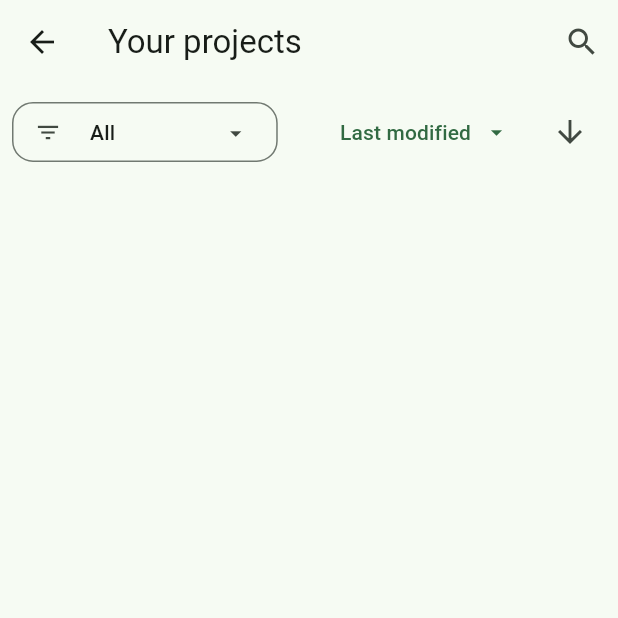
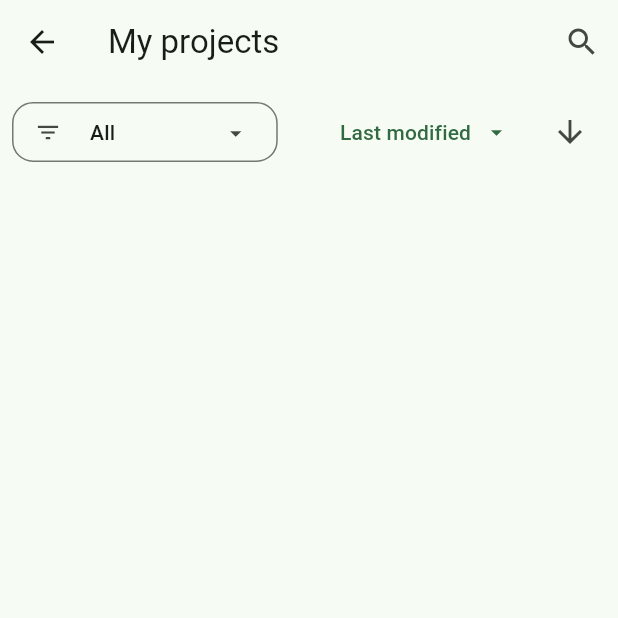
Before and after one commit to dawnj26/craftmate_client, a Flutter app: the UserProjectScreen screen opened directly, on a phone screen of 412 x 824 dp, the top half of it. Run offline on Flutter 3.47's test engine with Material 3 defaults, Android fonts, the phone set to English and light mode, and no system bars; our stand-ins replace bloc, bloc_concurrency, connectivity_plus, dio, dropdown_search, email_validator and 18 more; missing offline and left inert: flutter_quill, flutter_quill_extensions, flutter_web_auth_2; accounts and stored records are empty.

Commit message:
remove popup menu item info and rename to My Projects

```diff
--- a/lib/project_management/user_projects/view/screens/user_project_screen.dart
+++ b/lib/project_management/user_projects/view/screens/user_project_screen.dart
@@ -219,7 +219,7 @@ class UserProjectAppBar extends StatelessWidget implements PreferredSizeWidget {
         switch (state) {
           case s.Initial():
             return AppBar(
-              title: const Text('Your projects'),
+              title: const Text('My projects'),
               actions: [
                 IconButton(
                   onPressed: () {
@@ -252,7 +252,7 @@ class UserProjectAppBar extends StatelessWidget implements PreferredSizeWidget {
             );
           case s.Off():
             return AppBar(
-              title: const Text('Your projects'),
+              title: const Text('My projects'),
               actions: [
                 IconButton(
                   onPressed: () {
@@ -584,9 +584,6 @@ class ProjectCard extends StatelessWidget {
             onTap: () => _handleDelete(context, project),
             child: const Text('Delete'),
           ),
-          const PopupMenuItem(
-            child: Text('Info'),
-          ),
         ],
       );
     }
```
